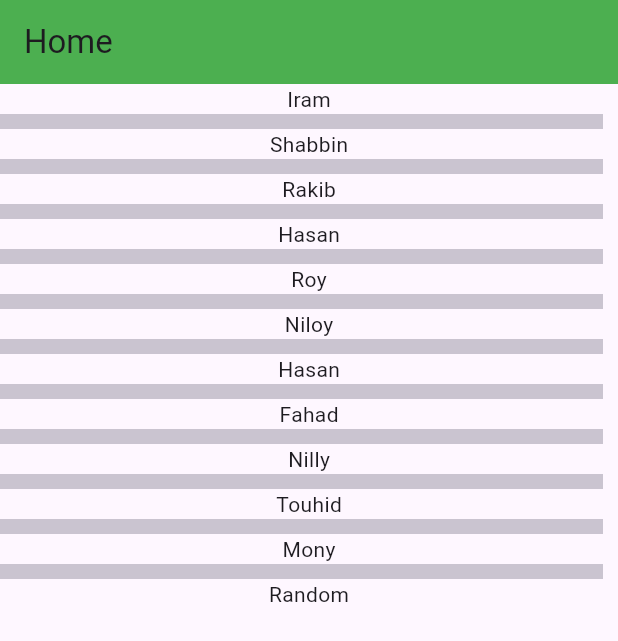
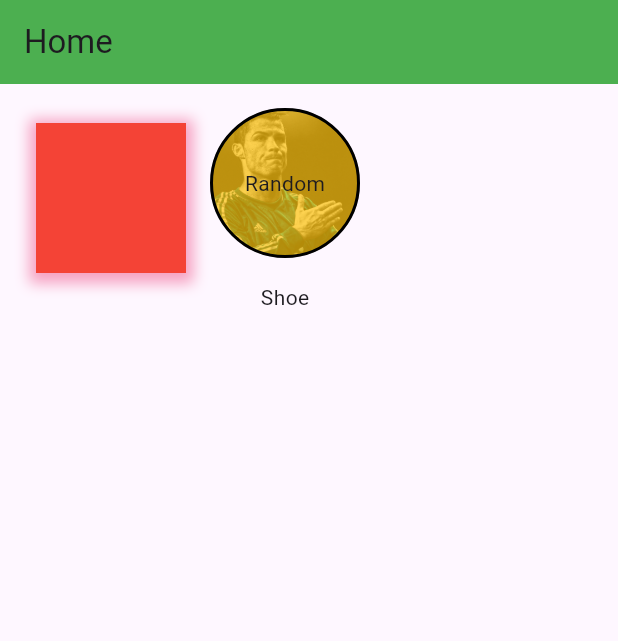
Before and after one commit to 07fahim/live_class_flutter, a Flutter app: the screen it shows after launch, on a phone screen of 412 x 824 dp. Shown: the top 641 px of the screen. Run offline on Flutter 3.47's test engine with Material 3 defaults, Android fonts, the phone set to English and light mode, and no system bars.

Commit message:
Container

```diff
--- a/lib/main.dart
+++ b/lib/main.dart
@@ -42,31 +42,86 @@ class Home extends StatelessWidget {
         title: Text('Home'),
     backgroundColor: Colors.green,
     ),
-      body: ListView.separated(
-          itemCount:friendList.length,
-          itemBuilder:(BuildContext context,int index){
-            return Column(
-              children: [
-                Text(friendList[index]),
-                // Divider(
-                //   height: 10,
-                //   thickness: 5,
-                //   color: Colors.redAccent,
-                //   indent: 10,
-                //   endIndent:12,
-                // )
-              ],
-            );
-          },
-          separatorBuilder:(BuildContext context,int index){
-            return Divider(
-              height: 10,
-              thickness: 10,
-              endIndent: 10,
-            );
-          }
+//       body: ListView.separated(
+//           itemCount:friendList.length,
+//           itemBuilder:(BuildContext context,int index){
+//             return Column(
+//               children: [
+//                 Text(friendList[index]),
+//                 // Divider(
+//                 //   height: 10,
+//                 //   thickness: 5,
+//                 //   color: Colors.redAccent,
+//                 //   indent: 10,
+//                 //   endIndent:12,
+//                 // )
+//               ],
+//             );
+//           },
+//           separatorBuilder:(BuildContext context,int index){
+//             return Divider(
+//               height: 10,
+//               thickness: 10,
+//               endIndent: 10,
+//             );
+//           }
+//           ),
+//
+//     );
+//   }
+// }
+      body: Column(
+        children: [
+          Row(
+            children: [
+              Container(
+                width: 100,
+                height: 100,
+                margin: EdgeInsets.only(left: 24),
+                decoration: BoxDecoration(
+                    color: Colors.red,
+                    boxShadow: <BoxShadow>[
+                      BoxShadow(
+                        color: Colors.pink.withOpacity(0.4),
+                        spreadRadius: 5,
+                        blurRadius: 7,
+                        offset: Offset(0, 2), // changes position of shadow
+                      ),
+                    ]
+                ),
+              ),
+              Column(
+                children: [
+                  Container(
+                    width: 100,
+                    height: 100,
+                    alignment: Alignment.center,
+                    padding: EdgeInsets.all(8),
+                    margin: EdgeInsets.all(16),
+                    decoration: BoxDecoration(
+                      color: Colors.amber,
+                      border: Border.all(color: Colors.black, width: 2),
+                      // borderRadius: BorderRadius.circular(16)
+                      // borderRadius: BorderRadius.only(
+                      //   topLeft: Radius.circular(16),
+                      //   bottomRight: Radius.circular(16)
+                      // ),
+                      shape: BoxShape.circle,
+                      image: DecorationImage(
+                        image: AssetImage('assets/images/cr7.jpg'),
+                        fit: BoxFit.cover,
+                        opacity: 0.3,
+                      ),
+                    ),
+                    child: Text('Random'),
+                  ),
+                  Text('Shoe')
+                ],
+              ),
+            ],
           ),
-
+        ],
+      ),
     );
   }
 }
```
